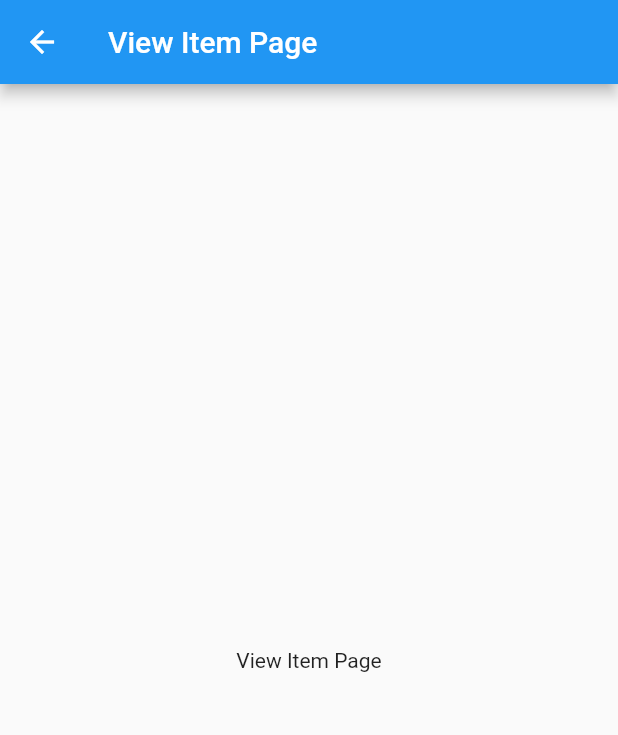
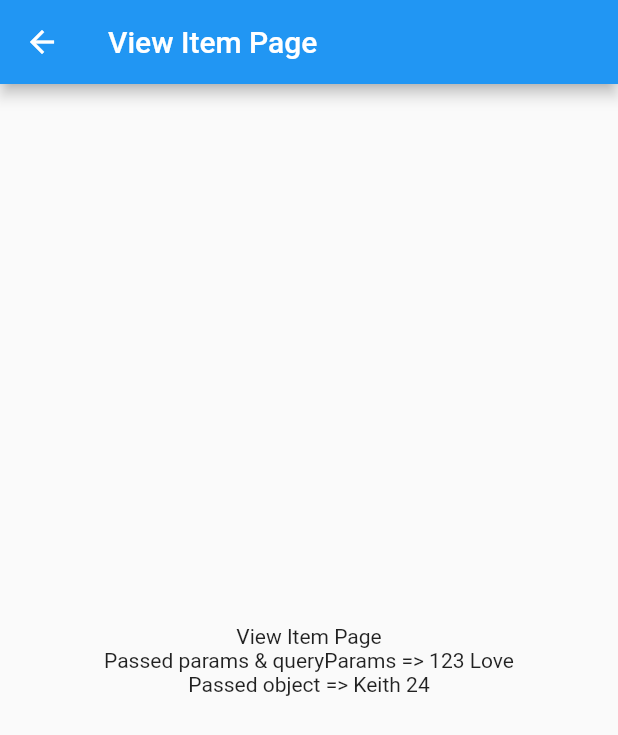
Before and after one commit to KeithBacalso/flutter_gorouter, a Flutter app: the OnboardingPage screen opened by its route, after a tap on "Done", after a tap on "View Item", on a phone screen of 412 x 824 dp. Shown: the top 735 px of the screen. Run offline on Flutter 3.47's test engine with Material 2 defaults, Android fonts, the phone set to English and light mode, and no system bars; our stand-ins replace bloc, flutter_bloc, freezed_annotation, go_router, hive_flutter; accounts and stored records are empty.

Commit message:
Added params, queryParams, and extra for View Item Page.

```diff
--- a/lib/pages/favorites_page.dart
+++ b/lib/pages/favorites_page.dart
@@ -1,13 +1,25 @@
 import 'package:flutter/material.dart';
 
 class FavoritesPage extends StatelessWidget {
-  const FavoritesPage({super.key});
+  const FavoritesPage({super.key, required this.name, required this.gender, required this.age});
+
+  final String name;
+  final String gender;
+  final int age;
 
   @override
   Widget build(BuildContext context) {
-    return const Scaffold(
+    return  Scaffold(
       body: Center(
-        child: Text('Favorites Page'),
+        child: Column(
+          mainAxisAlignment: MainAxisAlignment.center,
+          children: [
+            const Text('Favorites Page'),
+            Text(name),
+            Text(gender),
+            Text(age.toString()),
+          ],
+        ),
       ),
     );
   }
--- a/lib/pages/home_page.dart
+++ b/lib/pages/home_page.dart
@@ -1,6 +1,7 @@
 import 'package:flutter/material.dart';
 import 'package:flutter_bloc/flutter_bloc.dart';
 import 'package:go_router/go_router.dart';
+import 'package:my_router/pages/view_item_page.dart';
 
 import '../cubit/user_cubit.dart';
 import '../router/route_utils.dart';
@@ -19,17 +20,14 @@ class HomePage extends StatelessWidget {
           const Text('Home Page'),
           ElevatedButton(
             onPressed: () {
-              context.goNamed(PAGE.viewItem.name);
+              context.goNamed(
+                PAGE.viewItem.name,
+                params: {'id': '123'},
+                queryParams: {'itemName': 'Love'},
+                extra: SamplePassedObject(a: 'Keith', b: 24),
+              );
             },
             child: const Text('View Item'),
-          ),
-          ElevatedButton(
-            onPressed: () {
-              context.read<UserCubit>().logout();
-
-              context.goNamed(PAGE.signin.name);
-            },
-            child: const Text('Sign Out'),
           ),
         ],
       ),
--- a/lib/pages/profile_page.dart
+++ b/lib/pages/profile_page.dart
@@ -1,13 +1,30 @@
 import 'package:flutter/material.dart';
+import 'package:flutter_bloc/flutter_bloc.dart';
+import 'package:go_router/go_router.dart';
+
+import '../cubit/user_cubit.dart';
+import '../router/route_utils.dart';
 
 class ProfilePage extends StatelessWidget {
   const ProfilePage({super.key});
 
   @override
   Widget build(BuildContext context) {
-    return const Scaffold(
+    return Scaffold(
       body: Center(
-        child: Text('Profile Page'),
+        child: Column(
+          mainAxisAlignment: MainAxisAlignment.center,
+          children: [
+            const Text('Profile Page'),
+            ElevatedButton(
+              onPressed: () {
+                context.read<UserCubit>().logout();
+                context.goNamed(PAGE.signin.name);
+              },
+              child: const Text('Sign Out'),
+            ),
+          ],
+        ),
       ),
     );
   }
--- a/lib/pages/root_page.dart
+++ b/lib/pages/root_page.dart
@@ -63,7 +63,15 @@ class _RootPageState extends State<RootPage> {
       ),
       body: IndexedStack(
         index: _selectedIndex,
-        children: const [HomePage(), FavoritesPage(), ProfilePage()],
+        children: const [
+          HomePage(),
+          FavoritesPage(
+            name: 'Nikki',
+            gender: 'Female',
+            age: 29,
+          ),
+          ProfilePage(),
+        ],
       ),
     );
   }
--- a/lib/pages/view_item_page.dart
+++ b/lib/pages/view_item_page.dart
@@ -1,14 +1,37 @@
 import 'package:flutter/material.dart';
 
+class SamplePassedObject {
+  SamplePassedObject({required this.a, required this.b});
+
+  final String a;
+  final int b;
+}
+
 class ViewItemPage extends StatelessWidget {
-  const ViewItemPage({super.key});
+  const ViewItemPage({
+    super.key,
+    required this.id,
+    required this.itemName,
+    required this.samplePassedObject,
+  });
+
+  final int id;
+  final String itemName;
+  final SamplePassedObject samplePassedObject;
 
   @override
   Widget build(BuildContext context) {
     return Scaffold(
       appBar: AppBar(title: const Text('View Item Page')),
-      body: const Center(
-        child: Text('View Item Page'),
+      body: Center(
+        child: Column(
+          mainAxisAlignment: MainAxisAlignment.center,
+          children: [
+            Text('View Item Page'),
+            Text('Passed params & queryParams => $id $itemName'),
+            Text('Passed object => ${samplePassedObject.a} ${samplePassedObject.b}'),
+          ],
+        ),
       ),
     );
   }
--- a/lib/router/app_router.dart
+++ b/lib/router/app_router.dart
@@ -21,6 +21,7 @@ class AppRouter {
   static Widget _splashPage(BuildContext context, GoRouterState state) {
     return const SplashPage();
   }
+
   static Widget _signinPage(BuildContext context, GoRouterState state) =>
       const SignInPage();
   static Widget _signupPage(BuildContext context, GoRouterState state) =>
@@ -30,11 +31,11 @@ class AppRouter {
   static Widget _rootPage(BuildContext context, GoRouterState state) =>
       const RootPage();
   static Widget _viewItemPage(BuildContext context, GoRouterState state) =>
-      const ViewItemPage();
-  static Widget _favoritesPage(BuildContext context, GoRouterState state) =>
-      const FavoritesPage();
-  static Widget _profilePage(BuildContext context, GoRouterState state) =>
-      const ProfilePage();
+      ViewItemPage(
+        id: int.parse(state.params['id']!),
+        itemName: state.queryParams['itemName'] ?? '',
+        samplePassedObject: state.extra as SamplePassedObject,
+      );
   static Widget _errorPage(BuildContext context, GoRouterState state) =>
       const ErrorPage();
 
--- a/lib/router/route_utils.dart
+++ b/lib/router/route_utils.dart
@@ -16,7 +16,7 @@ enum PAGE {
     name: 'Onboarding',
   ),
   viewItem(
-    path: 'viewItem',
+    path: 'viewItem/:id',
     name: 'ViewItem',
   ),
   favorites(
```
